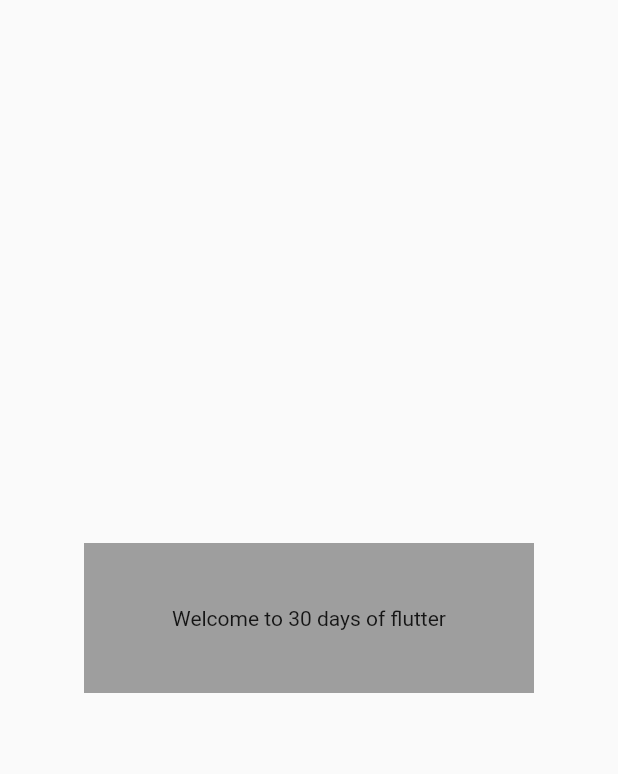
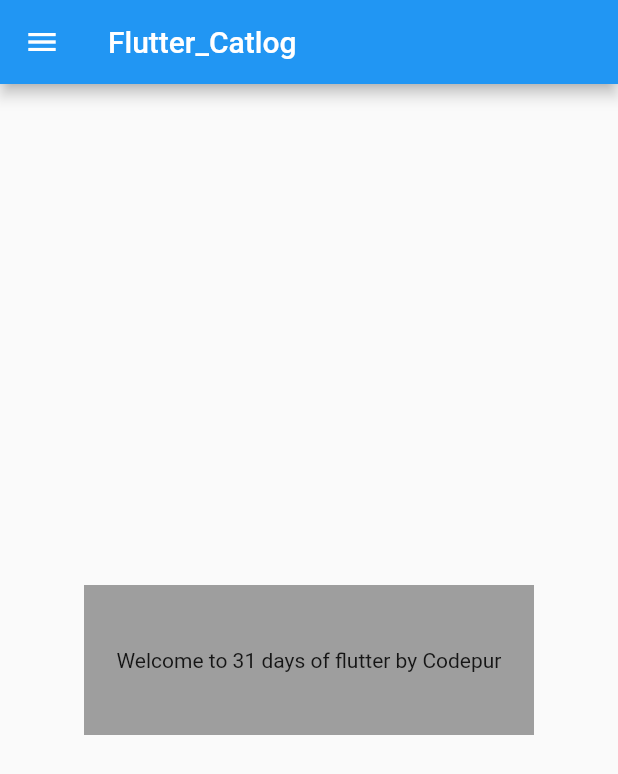
Before and after one commit to mdmeraj0786/Flutter, a Flutter app: the screen it shows after launch, on a phone screen of 412 x 824 dp. Shown: the top 774 px of the screen. Run offline on Flutter 3.47's test engine with Material 2 defaults, Android fonts, the phone set to English and light mode, and no system bars.

Commit message:
Day 2 Complited

```diff
--- /dev/null
+++ b/lib/home_page.dart
@@ -0,0 +1,27 @@
+import 'package:flutter/material.dart';
+
+class HomePage extends StatelessWidget {
+
+  final int days = 31;
+  final String name = "Codepur";
+
+  @override
+  Widget build(BuildContext context) {
+    return Scaffold(
+      appBar: AppBar(
+        title: Text("Flutter_Catlog"),
+      ),
+      body:Center(
+        child: Container(
+          width: 300,
+          height: 100,
+          color: Colors.grey,
+          child: Center(child: Text("Welcome to $days days of flutter by $name")),
+        ),
+      ),
+      drawer: Drawer(
+
+      ),
+    );
+  }
+}
--- a/lib/main.dart
+++ b/lib/main.dart
@@ -1,7 +1,8 @@
 import 'package:flutter/material.dart';
+import 'package:flutter_chat_app/home_page.dart';
 
 void main(){
-  runApp(new MyApp());
+  runApp(MyApp());
 }
 
 class MyApp extends StatelessWidget {
@@ -9,17 +10,9 @@ class MyApp extends StatelessWidget {
 
   @override
   Widget build(BuildContext context) {
+
     return MaterialApp(
-    home: Material(
-       child:Center(
-         child: Container(
-           width: 300,
-            height: 100,
-            color: Colors.grey,
-            child: Center(child: Text("Welcome to 30 days of flutter")),
-       ),
-      ),
-     ),
+    home: HomePage(),
     );
   }
 }
```
